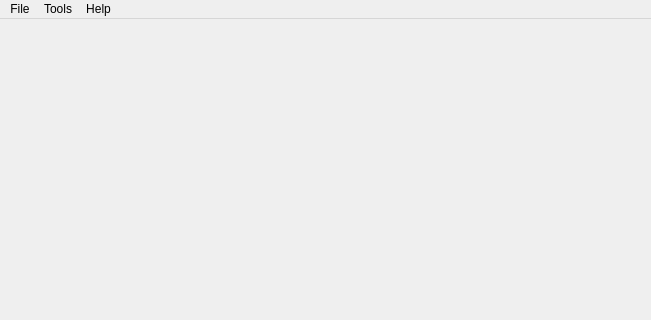
This is qwebdevide/qwebdevide.ui in pussbb/QWebDevIde as Qt 5 draws it before an edit; both pictures show x 0 to 651 and y 0 to 320 of the 651 by 506 pixel window. The edited form follows.
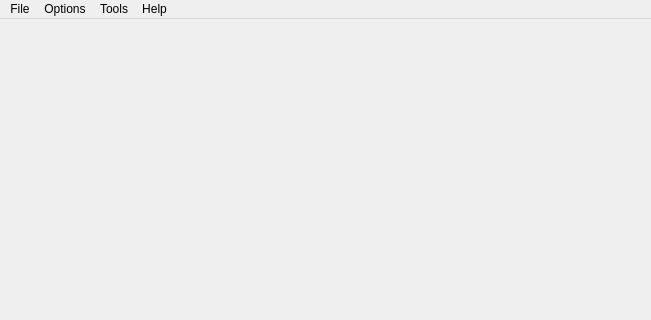
This is the edited form.

What changed in the file:
```diff
--- a/qwebdevide/qwebdevide.ui
+++ b/qwebdevide/qwebdevide.ui
@@ -40,7 +40,13 @@
     </property>
     <addaction name="actionAbout"/>
    </widget>
+   <widget class="QMenu" name="menuOptions">
+    <property name="title">
+     <string>Options</string>
+    </property>
+   </widget>
    <addaction name="menuFile"/>
+   <addaction name="menuOptions"/>
    <addaction name="menuTools"/>
    <addaction name="menuHelp"/>
   </widget>
```
